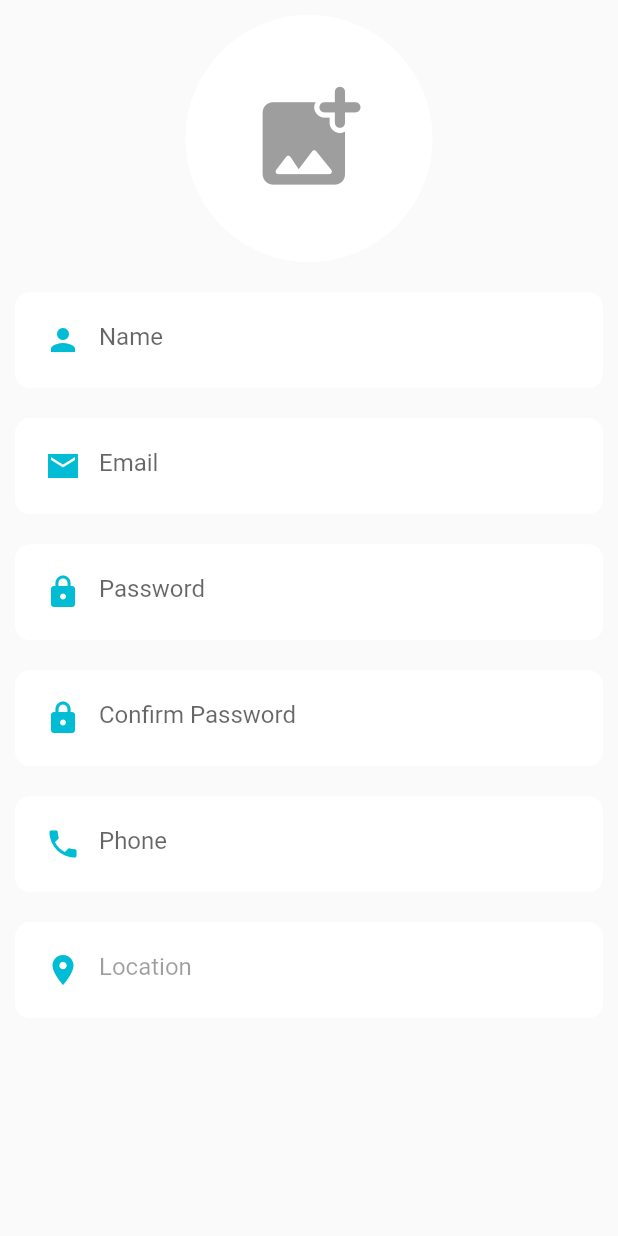
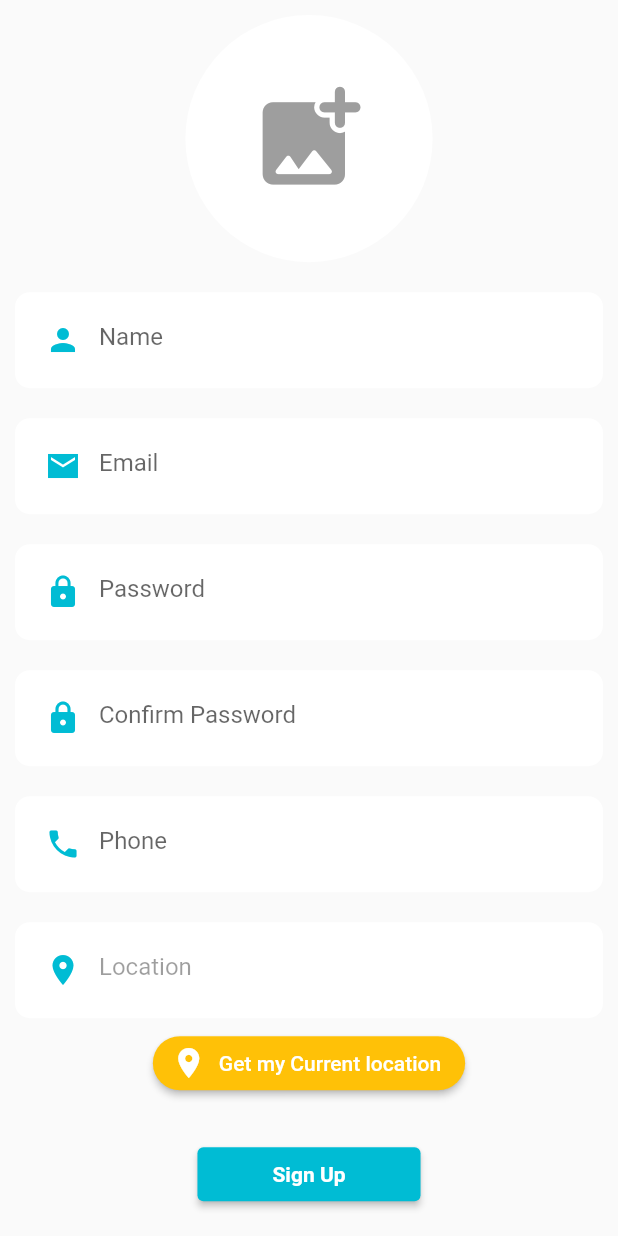
Before and after one commit to Ishan-Karpe/foodie_seller, a Flutter app: the RegisterScreen widget shown alone on an empty page, opened directly, on a phone screen of 412 x 824 dp. Run offline on Flutter 3.47's test engine with Material 2 defaults, Android fonts, the phone set to English and light mode, and no system bars; our stand-ins replace image_picker.

Commit message:
Both Auth Screens base done. All the functionally is coming next.

```diff
--- a/lib/authentication/register.dart
+++ b/lib/authentication/register.dart
@@ -12,7 +12,6 @@ class RegisterScreen extends StatefulWidget {
 }
 
 class _RegisterScreenState extends State<RegisterScreen> {
-
   final GlobalKey<FormState> _formKey = GlobalKey<FormState>();
   TextEditingController nameController = TextEditingController();
   TextEditingController emailController = TextEditingController();
@@ -35,14 +34,16 @@ class _RegisterScreenState extends State<RegisterScreen> {
             child: CircleAvatar(
                 radius: MediaQuery.of(context).size.width * 0.20,
                 backgroundColor: Colors.white,
-              backgroundImage: imageXFile == null ? null : FileImage(File(imageXFile!.path)),
-              child: imageXFile == null ?
-              Icon(
+                backgroundImage: imageXFile == null
+                    ? null
+                    : FileImage(File(imageXFile!.path)),
+                child: imageXFile == null
+                    ? Icon(
                         Icons.add_photo_alternate_rounded,
                         size: MediaQuery.of(context).size.width * 0.20,
                         color: Colors.grey,
-              ) : null
-            ),
+                      )
+                    : null),
           ),
           const SizedBox(height: 10),
           Form(
@@ -86,8 +87,47 @@ class _RegisterScreenState extends State<RegisterScreen> {
                   isObsecure: false,
                   enabled: false,
                 ),
+                Container(
+                  width: 400,
+                  height: 40,
+                  alignment: Alignment.center,
+                  child: ElevatedButton.icon(
+                    label: const Text(
+                      "Get my Current location",
+                      style: TextStyle(color: Colors.white),
+                    ),
+                    icon: const Icon(
+                      Icons.location_on,
+                      color: Colors.white,
+                    ),
+                    onPressed: () => print("clicked"), /// This is temporary
+                    style: ElevatedButton.styleFrom(
+                        primary: Colors.amber,
+                        shape: RoundedRectangleBorder(
+                          borderRadius: BorderRadius.circular(30),
+                        )),
+                  ),
+                ),
               ],
             ),
+          ),
+          const SizedBox(
+            height: 30,
+          ),
+          ElevatedButton(
+            style: ElevatedButton.styleFrom(
+              primary: Colors.cyan,
+              padding: const EdgeInsets.symmetric(horizontal: 50, vertical: 10),
+            ),
+            onPressed: () => print("CLICKED"), /// Temporary
+            child: const Text("Sign Up",
+                style: TextStyle(
+                  color: Colors.white,
+                  fontWeight: FontWeight.bold,
+                )),
+          ),
+          const SizedBox(
+            height: 30,
           ),
         ],
       ),
--- a/lib/main.dart
+++ b/lib/main.dart
@@ -1,7 +1,7 @@
 import 'package:flutter/material.dart';
 import 'package:foodie_seller/splashScreen/splash_screen.dart';
 
-Future <void> main() async {
+Future<void> main() async {
   runApp(const MyApp());
 }
 
--- a/lib/widgets/custom_text_field.dart
+++ b/lib/widgets/custom_text_field.dart
@@ -1,20 +1,20 @@
 import 'package:flutter/material.dart';
 
 class CustomTextField extends StatelessWidget {
-
   final TextEditingController? controller;
   final IconData data;
   final String? hintText;
   bool? isObsecure = true;
   bool? enabled = true;
 
-  CustomTextField({Key? key,
+  CustomTextField({
+    Key? key,
     this.controller,
     required this.data,
     this.hintText,
     this.isObsecure,
     this.enabled,
-}) : super(key: key);
+  }) : super(key: key);
 
   @override
   Widget build(BuildContext context) {
```
Also changed, not shown: lib/authentication/auth_screen.dart (+5 -7 lines). Lines whose indentation alone changed are shown as unchanged.
